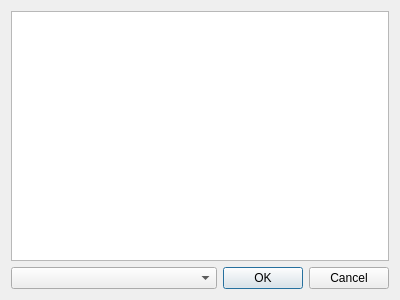
This is iconselectordialog.ui in UnkindledTwo/TreeNotes as Qt 5 draws it before an edit. The edited form follows.
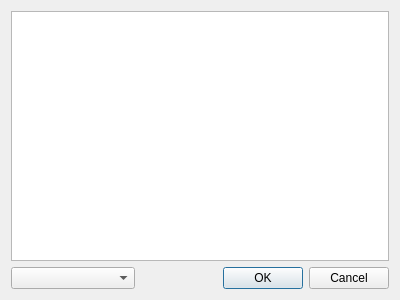
This is the edited form.

The edit to the form file:
```diff
--- a/iconselectordialog.ui
+++ b/iconselectordialog.ui
@@ -13,7 +13,7 @@
   <property name="windowTitle">
    <string>Select an Icon</string>
   </property>
-  <layout class="QGridLayout" name="gridLayout">
+  <layout class="QGridLayout" name="gridLayout" columnstretch="1,2">
    <item row="2" column="1">
     <widget class="QDialogButtonBox" name="buttonBox">
      <property name="sizePolicy">
```
Left out of the diff: 4 changed lines with no effect on the pictures.
